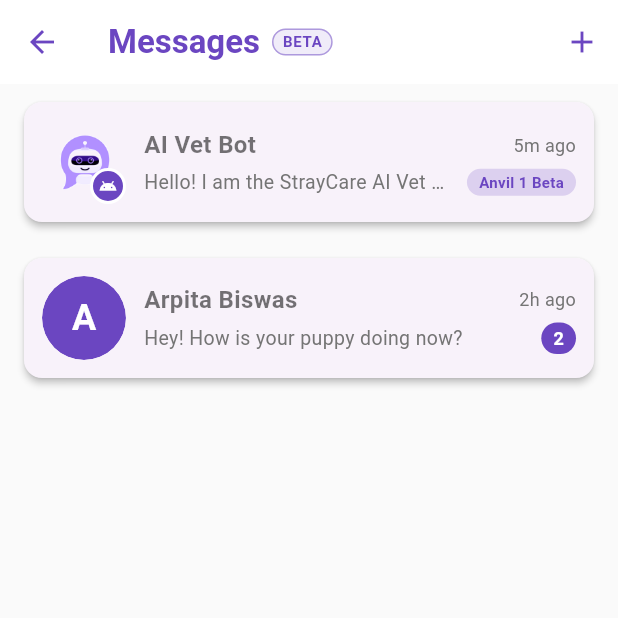
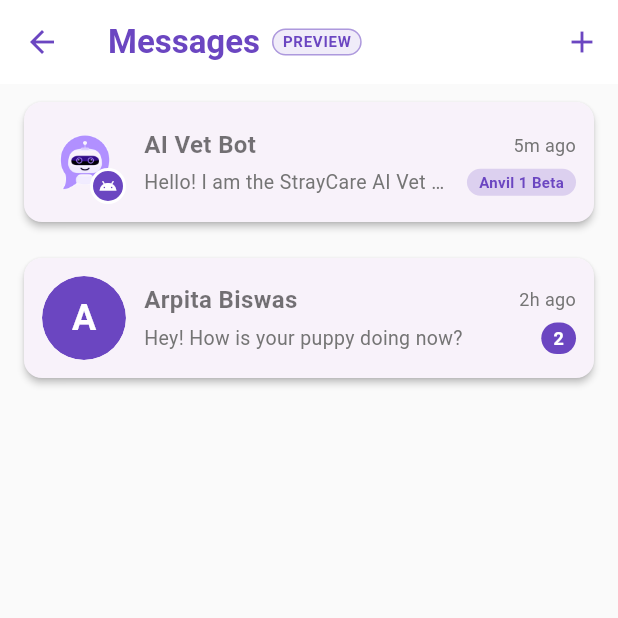
Before and after one commit to SDP-3-Group-4/straycare, a Flutter app: the ChatListScreen screen opened directly, on a phone screen of 412 x 824 dp, the top half of it. Run offline on Flutter 3.47's test engine with Material 3 defaults, Android fonts, the light colour scheme and no system bars; our stand-ins replace file_picker, firebase_auth, firebase_core, flutter_svg, geocoding, geolocator and 3 more; accounts and stored records are empty; network calls fail.

```diff
--- a/lib/features/ai_bot/screens/chat_list_screen.dart
+++ b/lib/features/ai_bot/screens/chat_list_screen.dart
@@ -48,7 +48,7 @@ class _ChatListScreenState extends State<ChatListScreen> {
                 ),
               ),
               child: Text(
-                'BETA',
+                'PREVIEW',
                 style: TextStyle(
                   fontSize: 10,
                   fontWeight: FontWeight.bold,
--- a/pubspec.yaml
+++ b/pubspec.yaml
@@ -16,7 +16,7 @@ publish_to: 'none' # Remove this line if you wish to publish to pub.dev
 # https://developer.apple.com/library/archive/documentation/General/Reference/InfoPlistKeyReference/Articles/CoreFoundationKeys.html
 # In Windows, build-name is used as the major, minor, and patch parts
 # of the product and file versions while build-number is used as the build suffix.
-version: 1.0.0+3
+version: 1.0.0+4
 
 environment:
   sdk: ^3.9.2
```
